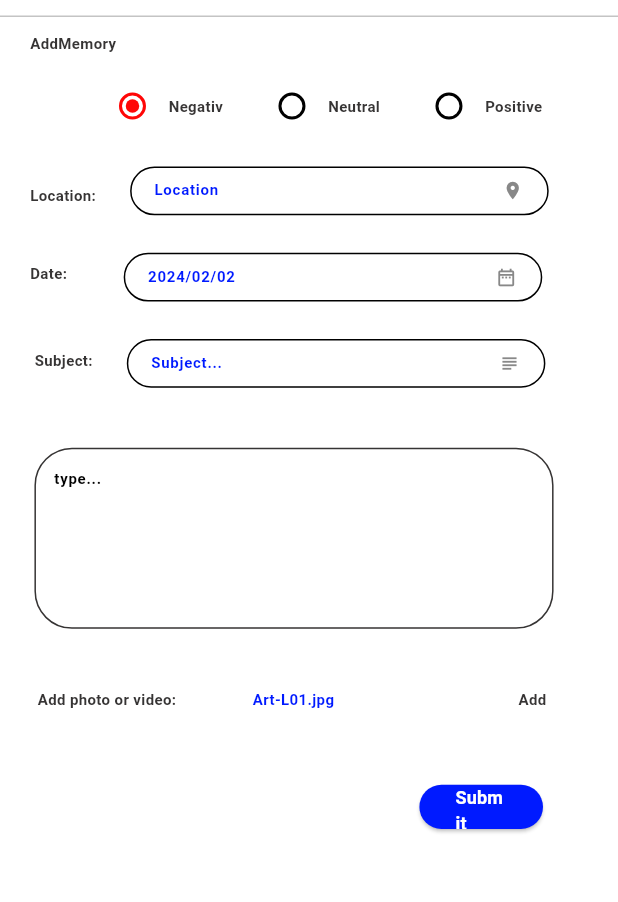
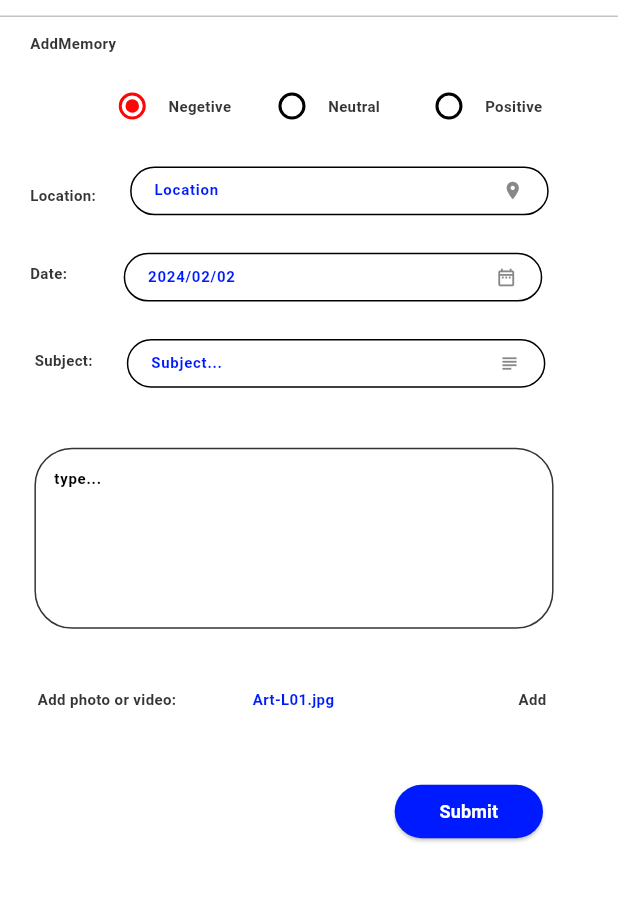
Before and after one commit to yasinakba/peopli, a Flutter app: the AddMemoryScreen screen opened by its route, on a phone screen of 412 x 824 dp, the part 193-1095 px from its top. Run offline on Flutter 3.47's test engine with Material 3 defaults, Android fonts, the phone set to English and light mode, and no system bars; our stand-ins replace auto_size_text, dio, dropdown_search, flutter_map, flutter_rating_bar, flutter_screenutil and 6 more; missing offline and left inert: frino_icons; accounts and stored records are empty; network calls fail; project files that could hold a hidden picture were left out.

Commit message:
Implemented much more part of application

```diff
--- a/lib/features/add_memory/add_memory_screen.dart
+++ b/lib/features/add_memory/add_memory_screen.dart
@@ -18,27 +18,33 @@ class AddMemoryScreen extends GetView<AddMemoryController> {
   Widget build(BuildContext context) {
     return Scaffold(
       backgroundColor: AppLightColor.withColor,
-      appBar:AppBar(
+      appBar: AppBar(
         titleSpacing: 0,
         elevation: 0,
         backgroundColor: AppLightColor.withColor,
-        title: Text("Peopli",style: appThemeData.textTheme.displayMedium,),
-        leading:IconButton(onPressed: (){Get.back();},icon: Icon(Icons.arrow_back_ios_new),color: AppLightColor.rectangleBold,),
-
+        title: Text("Peopli", style: appThemeData.textTheme.displayMedium),
+        leading: IconButton(
+          onPressed: () {
+            Get.back();
+          },
+          icon: Icon(Icons.arrow_back_ios_new),
+          color: AppLightColor.rectangleBold,
+        ),
       ),
       body: ListView(
         children: [
-          GetBuilder<AddMemoryController>(builder: (controller) => Column(
+          GetBuilder<AddMemoryController>(
+            builder: (controller) => Column(
               children: [
                 //divider
                 Container(
                   width: double.infinity,
                   height: 1,
-                          color:AppLightColor.cancelButtonFill,
+                  color: AppLightColor.cancelButtonFill,
                 ),
                 //header
                 Padding(
-                          padding: const EdgeInsets.only(top: 10,bottom: 10),
+                  padding: const EdgeInsets.only(top: 10, bottom: 10),
                   child: Row(
                     mainAxisAlignment: MainAxisAlignment.spaceAround,
                     children: [
@@ -52,22 +58,45 @@ class AddMemoryScreen extends GetView<AddMemoryController> {
                       SizedBox(
                         width: 125.w,
                         child: Column(
-
                           children: [
-
-                                    SizedBox(width: double.infinity,  child: Text("Sofia J. West",style: appThemeData.textTheme.headlineLarge,textAlign: TextAlign.start,)),
-                                    SizedBox(width: double.infinity, child: Text("wise president of France",style: appThemeData.textTheme.bodyLarge,textAlign: TextAlign.start,)),
-                                    SizedBox(width: double.infinity, child: Text("1975 - now",style: appThemeData.textTheme.bodyLarge,textAlign: TextAlign.start,)),
-                                    SizedBox(width: double.infinity, child: Text("Avenue 13, Bond Pavilion ...",style: appThemeData.textTheme.bodyLarge,textAlign: TextAlign.start,maxLines: 1,)),
-
+                            SizedBox(
+                              width: double.infinity,
+                              child: Text(
+                                "Sofia J. West",
+                                style: appThemeData.textTheme.headlineLarge,
+                                textAlign: TextAlign.start,
+                              ),
+                            ),
+                            SizedBox(
+                              width: double.infinity,
+                              child: Text(
+                                "wise president of France",
+                                style: appThemeData.textTheme.bodyLarge,
+                                textAlign: TextAlign.start,
+                              ),
+                            ),
+                            SizedBox(
+                              width: double.infinity,
+                              child: Text(
+                                "1975 - now",
+                                style: appThemeData.textTheme.bodyLarge,
+                                textAlign: TextAlign.start,
+                              ),
+                            ),
+                            SizedBox(
+                              width: double.infinity,
+                              child: Text(
+                                "Avenue 13, Bond Pavilion ...",
+                                style: appThemeData.textTheme.bodyLarge,
+                                textAlign: TextAlign.start,
+                                maxLines: 1,
+                              ),
+                            ),
                           ],
                         ),
                       ),
                       //
-                              SizedBox(
-                                width: 70.w,
-
-                              ),
+                      SizedBox(width: 70.w),
                     ],
                   ),
                 ),
@@ -75,82 +104,120 @@ class AddMemoryScreen extends GetView<AddMemoryController> {
                 Container(
                   width: double.infinity,
                   height: 1,
-                          color:AppLightColor.cancelButtonFill,
+                  color: AppLightColor.cancelButtonFill,
                 ),
                 //AddMemory
-                        Row(mainAxisAlignment: MainAxisAlignment.start,
+                Row(
+                  mainAxisAlignment: MainAxisAlignment.start,
                   children: [
                     Padding(
-                              padding: const EdgeInsets.only(left: 20,top: 10),
-                              child: Text("AddMemory",style: appThemeData.textTheme.bodyLarge,),
+                      padding: const EdgeInsets.only(left: 20, top: 10),
+                      child: Text(
+                        "AddMemory",
+                        style: appThemeData.textTheme.bodyLarge,
+                      ),
                     ),
                   ],
                 ),
                 //Radio
-                          Row(
-                                children: [
-                                  NegativPositive()
-                                ],
-                              ) ,
+                Row(children: [NegativPositive()]),
 
                 //location
-                        Row(mainAxisAlignment: MainAxisAlignment.start,
+                Row(
+                  mainAxisAlignment: MainAxisAlignment.start,
                   children: [
                     Padding(
-                              padding: const EdgeInsets.only(left: 20,top: 10),
-                              child: Text("Location: ",style: appThemeData.textTheme.bodyLarge,),
+                      padding: const EdgeInsets.only(left: 20, top: 10),
+                      child: Text(
+                        "Location: ",
+                        style: appThemeData.textTheme.bodyLarge,
+                      ),
                     ),
                     Padding(
-                              padding: const EdgeInsets.only(left: 20,top: 5),
-                              child: InkWell(child: TextFiildMemory(labelText: 'Location', iconT: Icon(Icons.location_on), onPressed: () {  },)),
-                            )
-
+                      padding: const EdgeInsets.only(left: 20, top: 5),
+                      child: InkWell(
+                        child: TextFiildMemory(
+                          labelText: 'Location',
+                          iconT: Icon(Icons.location_on),
+                          onPressed: () {},
+                          controller: controller.locationController,
+                        ),
+                      ),
+                    ),
                   ],
                 ),
                 //Date
-                        Row(mainAxisAlignment: MainAxisAlignment.start,
+                Row(
+                  mainAxisAlignment: MainAxisAlignment.start,
                   children: [
                     Padding(
-                              padding: const EdgeInsets.only(left: 20,top: 20),
-                              child: Text("Date: ",style: appThemeData.textTheme.bodyLarge,),
+                      padding: const EdgeInsets.only(left: 20, top: 20),
+                      child: Text(
+                        "Date: ",
+                        style: appThemeData.textTheme.bodyLarge,
+                      ),
                     ),
                     Padding(
-                              padding: const EdgeInsets.only(left: 35,top: 25),
-                              child: InkWell(child: TextFiildMemory(labelText: '2024/02/02', iconT: Icon(Icons.date_range_outlined),onPressed: () {  })),
-                            )
-
+                      padding: const EdgeInsets.only(left: 35, top: 25),
+                      child: InkWell(
+                        child: TextFiildMemory(
+                          labelText: '2024/02/02',
+                          iconT: Icon(Icons.date_range_outlined),
+                          onPressed: () {
+                     controller.pickBirthDate(context);
+                          },
+                          controller: controller.dateController,
+                        ),
+                      ),
+                    ),
                   ],
                 ),
                 //Subject
-                        Row(mainAxisAlignment: MainAxisAlignment.start,
+                Row(
+                  mainAxisAlignment: MainAxisAlignment.start,
                   children: [
                     Padding(
-                              padding: const EdgeInsets.only(left: 23,top: 20,),
-                              child: Text("Subject: ",style: appThemeData.textTheme.bodyLarge,),
+                      padding: const EdgeInsets.only(left: 23, top: 20),
+                      child: Text(
+                        "Subject: ",
+                        style: appThemeData.textTheme.bodyLarge,
+                      ),
                     ),
                     Padding(
-                              padding: const EdgeInsets.only(left: 20,top: 25,),
-                              child: InkWell(child: TextFiildMemory(labelText: 'Subject...', iconT: Icon(Icons.subject),onPressed: () {  })),
-                            )
-
+                      padding: const EdgeInsets.only(left: 20, top: 25),
+                      child: InkWell(
+                        child: TextFiildMemory(
+                          labelText: 'Subject...',
+                          iconT: Icon(Icons.subject),
+                          onPressed: () {},
+                          controller: controller.subjectController,
+                        ),
+                      ),
+                    ),
                   ],
                 ),
 
                 //description
                 Padding(
-                          padding: const EdgeInsets.only(top: 40,right: 20),
+                  padding: const EdgeInsets.only(top: 40, right: 20),
                   child: Container(
                     width: 315.w,
                     height: 119.h,
                     decoration: BoxDecoration(
-                              border: Border.all(color: AppLightColor.strokeRectangleType,width: 1),
-                              borderRadius: BorderRadius.all(Radius.circular(25))
+                      border: Border.all(
+                        color: AppLightColor.strokeRectangleType,
+                        width: 1,
+                      ),
+                      borderRadius: BorderRadius.all(Radius.circular(25)),
                     ),
                     child: Padding(
                       padding: const EdgeInsets.all(12),
                       child: TextField(
+                        controller: controller.typeController,
                         maxLines: 8, //or null
-                                decoration: InputDecoration.collapsed(hintText: "type..."),
+                        decoration: InputDecoration.collapsed(
+                          hintText: "type...",
+                        ),
                       ),
                     ),
                   ),
@@ -161,49 +228,66 @@ class AddMemoryScreen extends GetView<AddMemoryController> {
                   mainAxisAlignment: MainAxisAlignment.spaceBetween,
                   children: [
                     Padding(
-                              padding: const EdgeInsets.only(left: 25,top: 40),
+                      padding: const EdgeInsets.only(left: 25, top: 40),
                       child: SizedBox(
                         width: 180.w,
-                                child: Row(mainAxisAlignment: MainAxisAlignment.spaceBetween,
+                        child: Row(
+                          mainAxisAlignment: MainAxisAlignment.spaceBetween,
                           children: [
-
-                                    Text("Add photo or video:",style: appThemeData.textTheme.bodyLarge,),
-                                    Text("Art-L01.jpg",style: appThemeData.textTheme.bodySmall,),
+                            Text(
+                              "Add photo or video:",
+                              style: appThemeData.textTheme.bodyLarge,
+                            ),
+                            Text(
+                              "Art-L01.jpg",
+                              style: appThemeData.textTheme.bodySmall,
+                            ),
                           ],
                         ),
                       ),
                     ),
                     Padding(
-                              padding: const EdgeInsets.only(right: 45,top: 40),
+                      padding: const EdgeInsets.only(right: 45, top: 40),
                       child: SizedBox(
                         width: 90.w,
-                                child: Row(mainAxisAlignment: MainAxisAlignment.end,
+                        child: Row(
+                          mainAxisAlignment: MainAxisAlignment.end,
                           children: [
-
                             InkWell(
-                                        onTap: (){controller.uploadImage();},
-                                        child: Text("Add ",style: appThemeData.textTheme.bodyLarge,)),
-
-
-
-
+                              onTap: () {
+                                controller.uploadImage();
+                              },
+                              child: Text(
+                                "Add ",
+                                style: appThemeData.textTheme.bodyLarge,
+                              ),
+                            ),
                           ],
                         ),
                       ),
-                            )
+                    ),
                   ],
                 ),
                 //Submit
                 Padding(
-                          padding: const EdgeInsets.only(top: 50,right: 50),
+                  padding: const EdgeInsets.only(top: 50, right: 50),
                   child: Align(
                     alignment: Alignment.centerRight,
-                              child: CustomElevatedButton(onPressed: (){Get.toNamed(NamedRoute.routePersonAddScreen);}, textColor: AppLightColor.withColor, color: AppLightColor.textBlueColor, title: "Submit", height: 29.h, width: 75.w)),
-                        )
-
-
+                    child: CustomElevatedButton(
+                      onPressed: () {
+                        Get.toNamed(NamedRoute.routePersonAddScreen);
+                      },
+                      textColor: AppLightColor.withColor,
+                      color: AppLightColor.textBlueColor,
+                      title: "Submit",
+                      height: 35.h,
+                      width: 90.w,
+                    ),
+                  ),
+                ),
               ],
-          ),)
+            ),
+          ),
         ],
       ),
     );
--- a/lib/features/add_memory/widget/negativ_pasetiv.dart
+++ b/lib/features/add_memory/widget/negativ_pasetiv.dart
@@ -5,13 +5,14 @@ import 'package:get/get.dart';
 import '../../../config/app_colors/app_colors_light.dart';
 import '../../../config/app_theme/app_theme.dart';
 import '../controller/add_memory_controller.dart';
+
 class NegativPositive extends GetView<AddMemoryController> {
   const NegativPositive({Key? key}) : super(key: key);
 
   @override
   Widget build(BuildContext context) {
     return Padding(
-      padding: const EdgeInsets.only(top: 10,left: 10,right: 10,bottom: 10),
+      padding: const EdgeInsets.only(top: 10, left: 10, right: 10, bottom: 10),
       child: SizedBox(
         width: 320.w,
         height: 50.h,
@@ -27,32 +28,28 @@ class NegativPositive extends GetView<AddMemoryController> {
                     value: 0,
                     groupValue: controller.selectedRadio,
                     activeColor: AppLightColor.negativeFill,
-                      onChanged: (val){
+                    onChanged: (val) {
                       controller.setSelectedRadio(val!);
-                      }
+                    },
                   ),
-                  Text("Negativ  ",style: appThemeData.textTheme.bodyLarge,),
+                  Text("Negetive", style: appThemeData.textTheme.bodyLarge),
                 ],
               ),
-              SizedBox(
-                width: 15.w,
-              ),
+              SizedBox(width: 15.w),
               Row(
                 children: [
                   Radio(
                     value: 1,
                     groupValue: controller.selectedRadio,
                     activeColor: AppLightColor.polygonColor,
-                      onChanged: (val){
+                    onChanged: (val) {
                       controller.setSelectedRadio(val!);
-                      }
+                    },
                   ),
-                  Text("Neutral  ",style: appThemeData.textTheme.bodyLarge,),
+                  Text("Neutral  ", style: appThemeData.textTheme.bodyLarge),
                 ],
               ),
-              SizedBox(
-                width: 15.w,
-              ),
+              SizedBox(width: 15.w),
               Row(
                 mainAxisAlignment: MainAxisAlignment.spaceBetween,
                 children: [
@@ -60,11 +57,11 @@ class NegativPositive extends GetView<AddMemoryController> {
                     value: 2,
                     groupValue: controller.selectedRadio,
                     activeColor: AppLightColor.fillPositive,
-                      onChanged: (val){
+                    onChanged: (val) {
                       controller.setSelectedRadio(val!);
-                      }
+                    },
                   ),
-                  Text("Positive",style: appThemeData.textTheme.bodyLarge,)
+                  Text("Positive", style: appThemeData.textTheme.bodyLarge),
                 ],
               ),
             ],
--- a/lib/features/add_memory/widget/textFild_memory.dart
+++ b/lib/features/add_memory/widget/textFild_memory.dart
@@ -6,9 +6,10 @@ import '../../../config/app_colors/app_colors_light.dart';
 import '../../../config/app_theme/app_theme.dart';
 
 class TextFiildMemory extends StatelessWidget {
-  TextFiildMemory({required this.labelText,required this.iconT,required this.onPressed});
+  TextFiildMemory({required this.controller, required this.labelText,required this.iconT,required this.onPressed});
   String labelText;
   Icon iconT;
+  TextEditingController controller;
   void Function() onPressed;
 
 
--- a/lib/features/feature_job_and_education/controller/education_cotnroller.dart
+++ b/lib/features/feature_job_and_education/controller/education_cotnroller.dart
@@ -13,9 +13,9 @@ class EducationController extends GetxController{
   Future<void> getEducation() async {
     try {
       final response = await dio.get(
-        "https://api.peopli.ir/Api/admin/Countries?page=1&take=15&sortBy=latest",
+        "https://api.peopli.ir/Api/Faces/face-educations?page=1&take=15&sortBy=latest",
       );
-      List<dynamic> data = response.data['data']['cities'];
+      List<dynamic> data = response.data['data']['educations'];
       educationList.addAll(data.map((item) => EducationEntity.fromJson(item)));
       educationName.addAll(educationList.map((e) => e.name ?? ''));
     } on DioException catch (e) {
--- a/lib/features/feature_job_and_education/controller/job_controller.dart
+++ b/lib/features/feature_job_and_education/controller/job_controller.dart
@@ -11,14 +11,16 @@ class JobDropDownController extends GetxController{
   List<String> jobName = [];
 
   /// Simple GET request with error handling
-  Future<void> getCountry() async {
+  Future<void> getJob() async {
     try {
       final response = await dio.get(
         "https://api.peopli.ir/Api/Jobs?page=1&take=999&sortBy=latest",
       );
+      if(response.statusCode==200){
       List<dynamic> data = response.data['data']['jobs'];
       jobList.addAll(data.map((item) => JobEntity.fromJson(item)));
       jobName.addAll(jobList.map((item)=> item.name??''));
+      }
     } on DioException catch (e) {
       print("GET error: ${e.response?.statusCode} - ${e.message}");
     }
--- a/lib/features/feature_location/controller/location_controller.dart
+++ b/lib/features/feature_location/controller/location_controller.dart
@@ -16,10 +16,12 @@ class LocationController extends GetxController{
       final response = await dio.get(
         "https://api.peopli.ir/Api/admin/Countries?page=1&take=15&sortBy=latest",
       );
+      if(response.statusCode== 200){
       List<dynamic> data = response.data['data']['countries'];
       countryList.addAll(data.map((item) => CountryEntity.fromJson(item)));
       countryName.addAll(countryList.map((item)=> item.name??''));
       update(['country']);
+      }
     } on DioException catch (e) {
       print("GET error: ${e.response?.statusCode} - ${e.message}");
     }
@@ -27,12 +29,14 @@ class LocationController extends GetxController{
   Future<void> getCity() async {
     try {
       final response = await dio.get(
-        "https://api.peopli.ir/Api/admin/Countries?page=1&take=15&sortBy=latest",
+        "https://api.peopli.ir/Api/admin/Countries/cities?page=1&take=15&sortBy=latest&countryId=209",
       );
+      if(response.statusCode == 200){
       List<dynamic> data = response.data['data']['cities'];
       cityList.addAll(data.map((item) => CityEntity.fromJson(item)));
       cityNames.addAll(cityList.map((item) =>item.name??''));
       update(['city']);
+      }
     } on DioException catch (e) {
       print("GET error: ${e.response?.statusCode} - ${e.message}");
     }
```
Also changed, not shown: lib/features/add_memory/controller/add_memory_controller.dart (+64 -0 lines), lib/features/create_account/controller/create_account_controller.dart (+36 -10 lines), lib/features/create_account/create_account.dart (+4 -3 lines), lib/features/login/controller/login_controlle.dart (deleted, +0 -22 lines), lib/features/login/controller/login_controller.dart (added, +64 -0 lines), lib/features/login/login_screen.dart (+33 -14 lines). Lines whose indentation alone changed are shown as unchanged.
